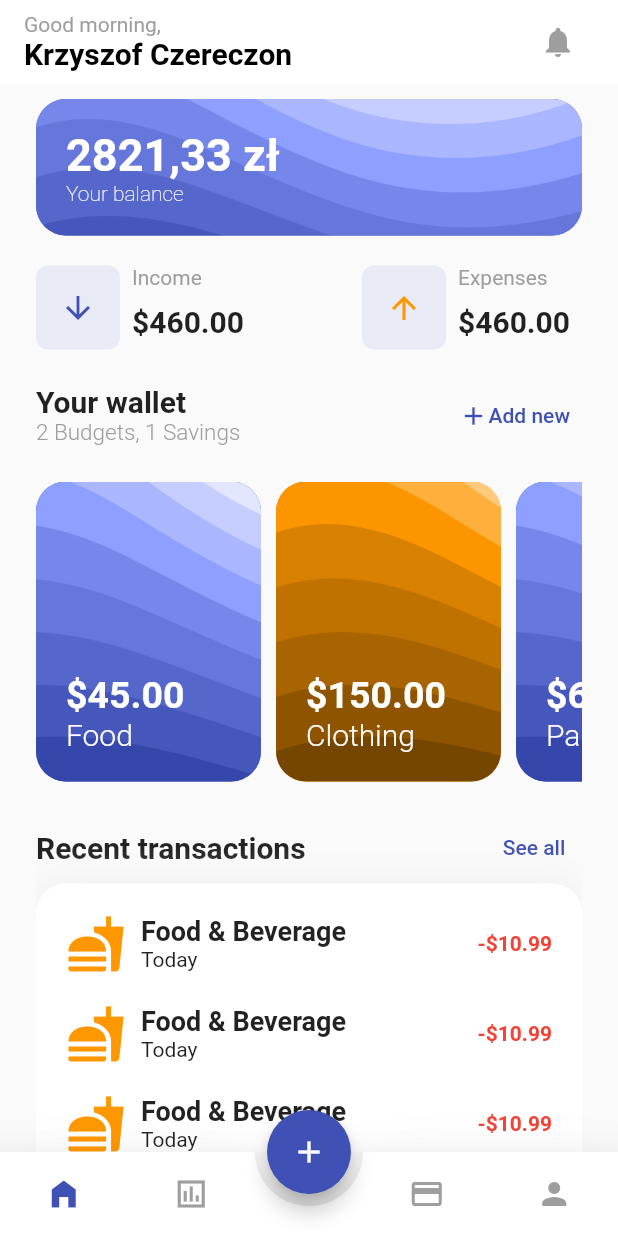
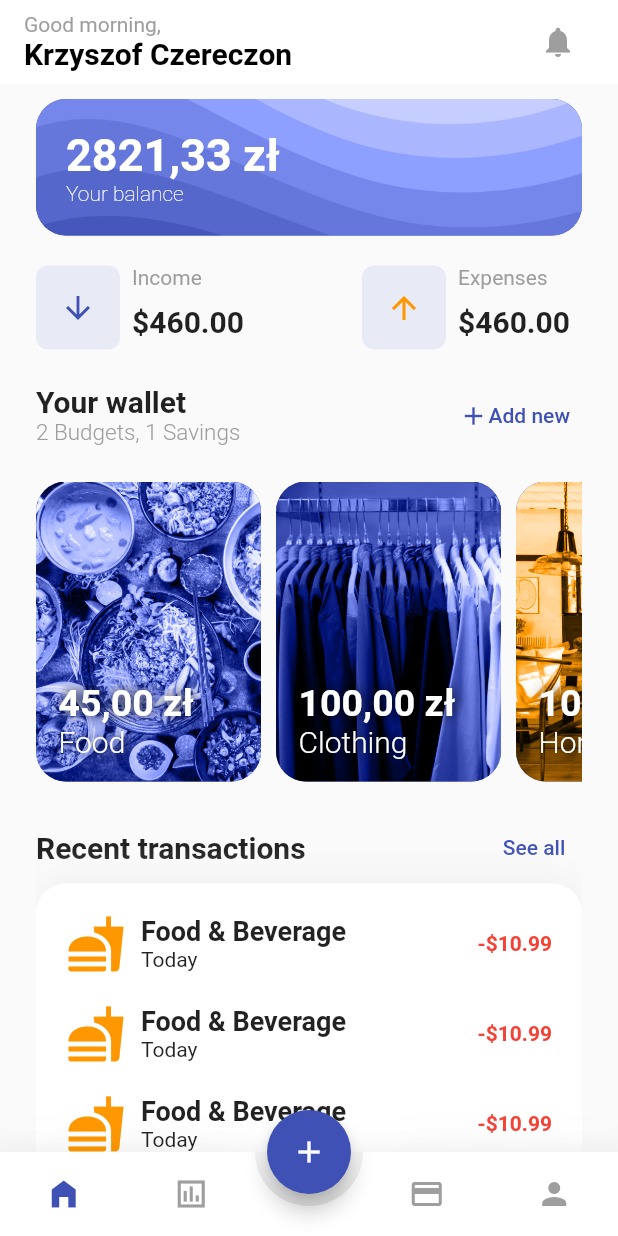
Before and after one commit to kczereczon/budgetapp_flutter, a Flutter app: the screen it shows after launch, on a phone screen of 412 x 824 dp. Run offline on Flutter 3.47's test engine with Material 2 defaults, Android fonts, the phone set to English and light mode, and no system bars; drawn by our look-alikes of animated_bottom_navigation_bar.

Commit message:
cleaning up added images

```diff
--- a/lib/main.dart
+++ b/lib/main.dart
@@ -132,7 +132,7 @@ class _MyHomePageState extends State<MyHomePage> {
               height: 10,
             ),
             SummaryBanner(
-             converter.formatValue(282133),
+              converter.formatValue(282133),
             ),
             const SizedBox(
               height: 20,
@@ -141,158 +141,25 @@ class _MyHomePageState extends State<MyHomePage> {
             const SizedBox(
               height: 20,
             ),
-            Row(
-              mainAxisAlignment: MainAxisAlignment.spaceBetween,
-              children: [
-                Column(
-                  crossAxisAlignment: CrossAxisAlignment.start,
-                  children: const [
-                    Text(
-                      "Your wallet",
-                      style:
-                          TextStyle(fontSize: 20, fontWeight: FontWeight.bold),
-                    ),
-                    Text(
-                      "2 Budgets, 1 Savings",
-                      style: TextStyle(
-                          color: Colors.grey,
-                          fontSize: 15,
-                          fontWeight: FontWeight.w300),
-                    )
-                  ],
-                ),
-                TextButton(
-                    onPressed: () => print("add new wallet"),
-                    child: Row(
-                      children: const [
-                        Icon(
-                          Icons.add,
-                          size: 20,
-                        ),
-                        Text("Add new")
-                      ],
-                    ))
+            WalletsSection(
+              wallets: [
+                Wallet(
+                    money: converter.formatValue(4500),
+                    image: AssetImage("images/food.jpg"),
+                    category: "Food",
+                    type: "budget"),
+                Wallet(
+                    money: converter.formatValue(10000),
+                    image: AssetImage("images/clothing.jpg"),
+                    category: "Clothing",
+                    type: "budget"),
+                 Wallet(
+                    money: converter.formatValue(100000),
+                    image: AssetImage("images/home.webp"),
+                    category: "Home",
+                    type: "savings")
               ],
             ),
-            const SizedBox(
-              height: 20,
-            ),
-            SizedBox(
-                height: 200,
-                child: ListView(
-                  scrollDirection: Axis.horizontal,
-                  children: [
-                    Container(
-                      width: 150,
-                      height: 100,
-                      padding: const EdgeInsets.all(20),
-                      decoration: const BoxDecoration(
-                          image: DecorationImage(
-                              fit: BoxFit.fitHeight,
-                              image: AssetImage('images/1.png'),
-                              alignment: Alignment(-0.6, 20),
-                              colorFilter: ColorFilter.mode(
-                                  Colors.indigo, BlendMode.color)),
-                          borderRadius: BorderRadius.all(Radius.circular(20)),
-                          color: Colors.indigo),
-                      child: Column(
-                        mainAxisAlignment: MainAxisAlignment.end,
-                        crossAxisAlignment: CrossAxisAlignment.start,
-                        children: const [
-                          Text(
-                            "\$45.00",
-                            style: TextStyle(
-                                color: Colors.white,
-                                fontSize: 25,
-                                fontWeight: FontWeight.bold),
-                          ),
-                          Text(
-                            "Food",
-                            style: TextStyle(
-                                color: Colors.white,
-                                fontSize: 20,
-                                fontWeight: FontWeight.w300),
-                          )
-                        ],
-                      ),
-                    ),
-                    const SizedBox(
-                      width: 10,
-                    ),
-                    Container(
-                      width: 150,
-                      height: 100,
-                      padding: const EdgeInsets.all(20),
-                      decoration: const BoxDecoration(
-                          image: DecorationImage(
-                              image: AssetImage('images/1.png'),
-                              fit: BoxFit.cover,
-                              repeat: ImageRepeat.repeat,
-                              alignment: Alignment(-1, 20),
-                              colorFilter: ColorFilter.mode(
-                                  Colors.orange, BlendMode.color)),
-                          borderRadius: BorderRadius.all(Radius.circular(20)),
-                          color: Colors.orange),
-                      child: Column(
-                        mainAxisAlignment: MainAxisAlignment.end,
-                        crossAxisAlignment: CrossAxisAlignment.start,
-                        children: const [
-                          Text(
-                            "\$150.00",
-                            style: TextStyle(
-                                color: Colors.white,
-                                fontSize: 25,
-                                fontWeight: FontWeight.bold),
-                          ),
-                          Text(
-                            "Clothing",
-                            style: TextStyle(
-                                color: Colors.white,
-                                fontSize: 20,
-                                fontWeight: FontWeight.w300),
-                          )
-                        ],
-                      ),
-                    ),
-                    const SizedBox(
-                      width: 10,
-                    ),
-                    Container(
-                      width: 150,
-                      height: 100,
-                      padding: const EdgeInsets.all(20),
-                      decoration: const BoxDecoration(
-                          image: DecorationImage(
-                              fit: BoxFit.fitHeight,
-                              image: AssetImage('images/1.png'),
-                              alignment: Alignment(-0.6, 20),
-                              colorFilter: ColorFilter.mode(
-                                  Colors.indigo, BlendMode.color)),
-                          borderRadius: BorderRadius.all(Radius.circular(20)),
-                          color: Colors.indigo),
-                      child: Column(
-                        mainAxisAlignment: MainAxisAlignment.end,
-                        crossAxisAlignment: CrossAxisAlignment.start,
-                        children: const [
-                          Text(
-                            "\$60.00",
-                            style: TextStyle(
-                                color: Colors.white,
-                                fontSize: 25,
-                                fontWeight: FontWeight.bold),
-                          ),
-                          Text(
-                            "Parking",
-                            style: TextStyle(
-                                color: Colors.white,
-                                fontSize: 20,
-                                fontWeight: FontWeight.w300),
-                          )
-                        ],
-                      ),
-                    ),
-                  ],
-                )),
             const SizedBox(
               height: 20,
             ),
@@ -487,8 +354,7 @@ class _MyHomePageState extends State<MyHomePage> {
                       ),
                       Expanded(
                         child: Padding(
-                          padding:
-                              const EdgeInsets.symmetric(horizontal: 10.0),
+                          padding: const EdgeInsets.symmetric(horizontal: 10.0),
                           child: Column(
                               crossAxisAlignment: CrossAxisAlignment.start,
                               children: const [
@@ -564,6 +430,140 @@ class _MyHomePageState extends State<MyHomePage> {
   }
 }
 
+class WalletsSection extends StatelessWidget {
+  final List<Wallet> wallets;
+
+  const WalletsSection({
+    required this.wallets,
+    Key? key,
+  }) : super(key: key);
+
+  @override
+  Widget build(BuildContext context) {
+    return Column(
+      children: [
+        Row(
+          mainAxisAlignment: MainAxisAlignment.spaceBetween,
+          children: [
+            Column(
+              crossAxisAlignment: CrossAxisAlignment.start,
+              children: const [
+                Text(
+                  "Your wallet",
+                  style: TextStyle(fontSize: 20, fontWeight: FontWeight.bold),
+                ),
+                Text(
+                  "2 Budgets, 1 Savings",
+                  style: TextStyle(
+                      color: Colors.grey,
+                      fontSize: 15,
+                      fontWeight: FontWeight.w300),
+                )
+              ],
+            ),
+            TextButton(
+                onPressed: () => print("add new wallet"),
+                child: Row(
+                  children: const [
+                    Icon(
+                      Icons.add,
+                      size: 20,
+                    ),
+                    Text("Add new")
+                  ],
+                ))
+          ],
+        ),
+        const SizedBox(
+          height: 20,
+        ),
+        SizedBox(
+            height: 200,
+            child: ListView.builder(
+                scrollDirection: Axis.horizontal,
+                itemCount: wallets.length,
+                itemBuilder: ((context, index) => wallets[index]))),
+      ],
+    );
+  }
+}
+
+class Wallet extends StatelessWidget {
+  final String money;
+  final ImageProvider image;
+  final String category;
+  final String type;
+
+  const Wallet({
+    required this.money,
+    required this.image,
+    required this.category,
+    required this.type,
+    Key? key,
+  }) : super(key: key);
+
+  @override
+  Widget build(BuildContext context) {
+    return Padding(
+      padding: const EdgeInsets.only(right: 10.0),
+      child: SizedBox(
+        width: 150,
+        height: 100,
+        child: Container(padding: const EdgeInsets.all(15),
+        decoration: BoxDecoration(
+            image: DecorationImage(
+                fit: BoxFit.fitHeight,
+                image: image,
+                alignment: const Alignment(-0.6, 20),
+                colorFilter: ColorFilter.mode(
+                    WalletTypeColorBudgetFactory.getColor(type),
+                    BlendMode.color)),
+            borderRadius: const BorderRadius.all(Radius.circular(20)),
+            color: Colors.indigo),
+        child: Column(
+          mainAxisAlignment: MainAxisAlignment.end,
+          crossAxisAlignment: CrossAxisAlignment.start,
+          children: [
+            Text(
+              money,
+              style: const TextStyle(shadows: [
+                BoxShadow(
+                  color: Colors.black,
+                  offset: Offset(0, 0),
+                  blurRadius: 10.0,
+                ),
+              ], color: Colors.white, fontSize: 25, fontWeight: FontWeight.bold),
+            ),
+            Text(
+              category,
+              style: const TextStyle(shadows: [
+                BoxShadow(
+                  color: Colors.black,
+                  offset: Offset(0, 0),
+                  blurRadius: 10.0,
+                )
+              ], color: Colors.white, fontSize: 20, fontWeight: FontWeight.w300),
+            )
+          ],
+        ),),
+      ),
+    );
+  }
+}
+
+class WalletTypeColorBudgetFactory {
+  static Color getColor(String type) {
+    switch (type) {
+      case 'budget':
+        return Colors.indigo;
+      case 'savings':
+        return Colors.orange;
+      default:
+        return Colors.yellow;
+    }
+  }
+}
+
 class IncomeExpensesSection extends StatelessWidget {
   final int income;
   final int expenses;
@@ -605,8 +605,7 @@ class IncomeExpensesSection extends StatelessWidget {
                   ),
                   Text(
                     "\$460.00",
-                    style: TextStyle(
-                        fontWeight: FontWeight.bold, fontSize: 20),
+                    style: TextStyle(fontWeight: FontWeight.bold, fontSize: 20),
                   )
                 ],
               ),
@@ -633,15 +632,13 @@ class IncomeExpensesSection extends StatelessWidget {
               child: Column(
                 crossAxisAlignment: CrossAxisAlignment.start,
                 children: const [
-                  Text("Expenses",
-                      style: TextStyle(color: Colors.grey)),
+                  Text("Expenses", style: TextStyle(color: Colors.grey)),
                   SizedBox(
                     height: 10,
                   ),
                   Text(
                     "\$460.00",
-                    style: TextStyle(
-                        fontWeight: FontWeight.bold, fontSize: 20),
+                    style: TextStyle(fontWeight: FontWeight.bold, fontSize: 20),
                   )
                 ],
               ),
```
Also changed, not shown: images/clothing.jpg (added), images/home.jpg (added), images/home.webp (added).
